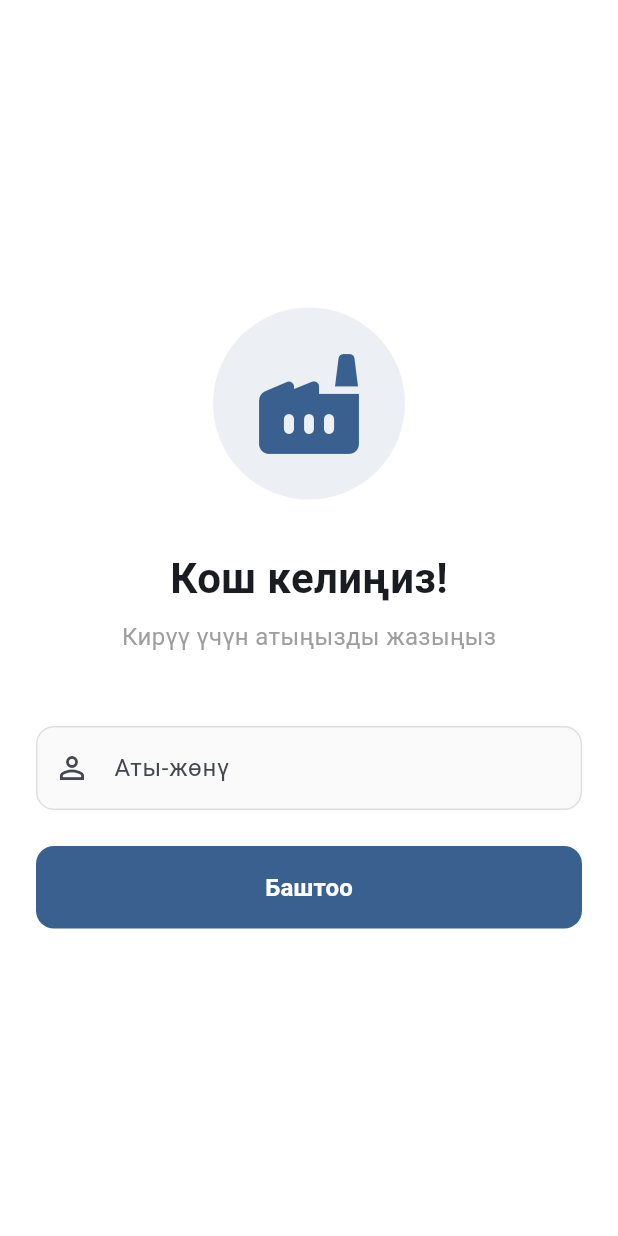
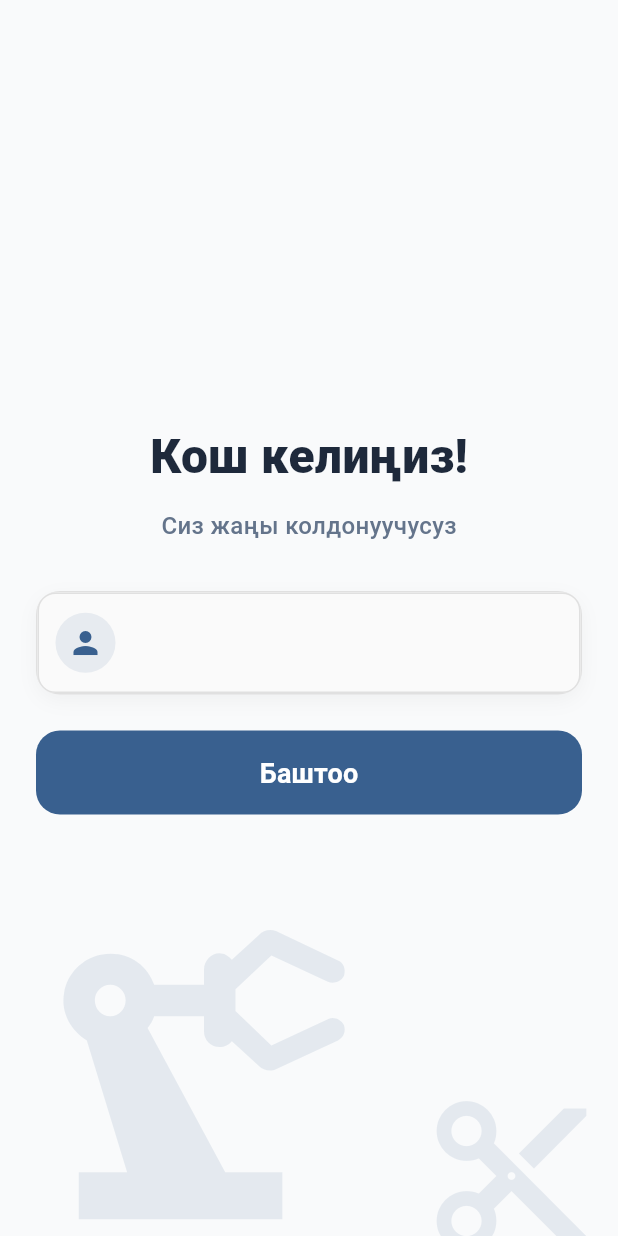
Before and after one commit to Altynai2003/bono_project_app, a Flutter app: the screen it shows after launch, on a phone screen of 412 x 824 dp. Run offline on Flutter 3.47's test engine with Material 3 defaults, Android fonts, the light colour scheme and no system bars; our stand-ins replace shared_preferences, sqflite; accounts and stored records are empty.

Commit message:
new splesh page

```diff
--- a/lib/screens/splash_screen.dart
+++ b/lib/screens/splash_screen.dart
@@ -12,6 +12,7 @@ class SplashScreen extends StatefulWidget {
 class _SplashScreenState extends State<SplashScreen> {
   final TextEditingController _nameController = TextEditingController();
   final _formKey = GlobalKey<FormState>();
+  String _savedName = ''; // Сакталган атты сактоо үчүн өзгөрмө
 
   @override
   void initState() {
@@ -24,7 +25,12 @@ class _SplashScreenState extends State<SplashScreen> {
     final prefs = await SharedPreferences.getInstance();
     final savedName = prefs.getString('user_name') ?? '';
     if (savedName.isNotEmpty) {
+      if (mounted) {
+        setState(() {
+          _savedName = savedName; // UI'ны жаңыртуу үчүн сактайбыз
           _nameController.text = savedName; // Окулган атты Input'ка коюу
+        });
+      }
     }
   }
 
@@ -67,50 +73,99 @@ class _SplashScreenState extends State<SplashScreen> {
   @override
   Widget build(BuildContext context) {
     return Scaffold(
-      backgroundColor: Colors.white,
-      body: SafeArea(
+      backgroundColor: const Color(0xFFF9FAFB), // Ачык боз/ак фон
+      body: Stack(
+        children: [
+          // Фондогу суу белгилери (Тигүүчү машинаны окшоштуруу)
+          Positioned(
+            bottom: -20,
+            left: -20,
+            right: -20,
+            child: Opacity(
+              opacity: 0.10, // Бүдөмүк кылуу (Opacity)
+              child: Row(
+                mainAxisAlignment: MainAxisAlignment.center,
+                crossAxisAlignment: CrossAxisAlignment.end,
+                children: [
+                   Icon(Icons.precision_manufacturing, size: 250, color: Theme.of(context).colorScheme.primary),
+                   const SizedBox(width: 20),
+                   Icon(Icons.cut, size: 120, color: Theme.of(context).colorScheme.primary),
+                ],
+              ),
+            ),
+          ),
+
+          SafeArea(
             child: Center(
               child: SingleChildScrollView(
-            padding: const EdgeInsets.all(24.0),
+                padding: const EdgeInsets.symmetric(horizontal: 24.0),
                 child: Form(
                   key: _formKey,
                   child: Column(
                     mainAxisAlignment: MainAxisAlignment.center,
                     children: [
-                  Container(
-                    padding: const EdgeInsets.all(24),
-                    decoration: BoxDecoration(
-                      color: Theme.of(context).colorScheme.primary.withAlpha(25), // equivalent to about 0.1 opacity
-                      shape: BoxShape.circle,
+                      const SizedBox(height: 48),
+                      // "Кош келиңиз" тексти
+                      const Text(
+                        'Кош келиңиз!',
+                        style: TextStyle(
+                          fontSize: 32,
+                          fontWeight: FontWeight.w800,
+                          color: Color(0xFF1E293B),
                         ),
-                    child: Icon(
-                      Icons.factory_rounded,
-                      size: 80,
-                      color: Theme.of(context).colorScheme.primary,
+                      ),
+                      const SizedBox(height: 12),
+
+                      // Түшүндүрмө текст
+                      Text(
+                        _savedName.isNotEmpty
+                            ? '$_savedName акыркы колдонуучу'
+                            : 'Сиз жаңы колдонуучусуз',
+                        style: const TextStyle(
+                          fontSize: 16,
+                          fontWeight: FontWeight.w500,
+                          color: Color(0xFF64748B),
                         ),
                       ),
                       const SizedBox(height: 32),
-                  const Text(
-                    'Кош келиңиз!',
-                    style: TextStyle(
-                      fontSize: 28,
-                      fontWeight: FontWeight.bold,
+
+                      // Аты-жөнүн киргизүүчү инпут (TextField)
+                      Container(
+                        decoration: BoxDecoration(
+                          color: Colors.white,
+                          borderRadius: BorderRadius.circular(16),
+                          border: Border.all(color: Colors.grey.shade300),
+                          boxShadow: [
+                            BoxShadow(
+                              color: Colors.black.withAlpha(10), // 0.04 * 255
+                              blurRadius: 10,
+                              offset: const Offset(0, 4),
+                            ),
+                          ],
+                        ),
+                        child: TextFormField(
+                          controller: _nameController,
+                          style: const TextStyle(
+                            fontSize: 18,
+                            fontWeight: FontWeight.w500,
+                            color: Color(0xFF334155),
+                          ),
+                          decoration: InputDecoration(
+                            border: InputBorder.none, // Негизги бордерди жашыруу
+                            contentPadding: const EdgeInsets.symmetric(horizontal: 16, vertical: 20),
+                            prefixIcon: Container(
+                              margin: const EdgeInsets.only(left: 12, right: 16, top: 8, bottom: 8),
+                              decoration: BoxDecoration(
+                                color: Theme.of(context).colorScheme.primary.withAlpha(25), // Ачык көк фон
+                                shape: BoxShape.circle,
+                              ),
+                              padding: const EdgeInsets.all(8),
+                              child: Icon(
+                                Icons.person,
+                                color: Theme.of(context).colorScheme.primary,
+                                size: 24,
                               ),
                             ),
-                  const SizedBox(height: 8),
-                  const Text(
-                    'Кирүү үчүн атыңызды жазыңыз',
-                    style: TextStyle(
-                      fontSize: 16,
-                      color: Colors.grey,
-                    ),
-                  ),
-                  const SizedBox(height: 48),
-                  TextFormField(
-                    controller: _nameController,
-                    decoration: const InputDecoration(
-                      labelText: 'Аты-жөнү',
-                      prefixIcon: Icon(Icons.person_outline),
                           ),
                           textInputAction: TextInputAction.done,
                           onFieldSubmitted: (_) => _continue(),
@@ -121,30 +176,41 @@ class _SplashScreenState extends State<SplashScreen> {
                             return null;
                           },
                         ),
+                      ),
                       const SizedBox(height: 24),
+
+                      // Баштоо баскычы
                       SizedBox(
                         width: double.infinity,
+                        height: 56, // Баскычтын бийиктигин чоңойтуу
                         child: ElevatedButton(
                           onPressed: _continue,
                           style: ElevatedButton.styleFrom(
                             backgroundColor: Theme.of(context).colorScheme.primary,
                             foregroundColor: Colors.white,
+                            shape: RoundedRectangleBorder(
+                              borderRadius: BorderRadius.circular(16), // Бурчтарын көбүрөөк тегеректөө
+                            ),
+                            elevation: 0, // Дизайндагыдай көлөкөсүз
                           ),
                           child: const Text(
-                        'Баштоо', // Улантуу -> Баштоо деп өзгөртүлдү
+                            'Баштоо',
                             style: TextStyle(
-                          fontSize: 16,
-                          fontWeight: FontWeight.w600,
+                              fontSize: 18,
+                              fontWeight: FontWeight.bold,
+                            ),
+                          ),
+                        ),
+                      ),
+                      const SizedBox(height: 48), // Айрым боштуктар үчүн
+                    ],
+                  ),
                 ),
               ),
             ),
           ),
         ],
       ),
-            ),
-          ),
-        ),
-      ),
     );
   }
 }
```
Lines whose indentation alone changed are shown as unchanged.
